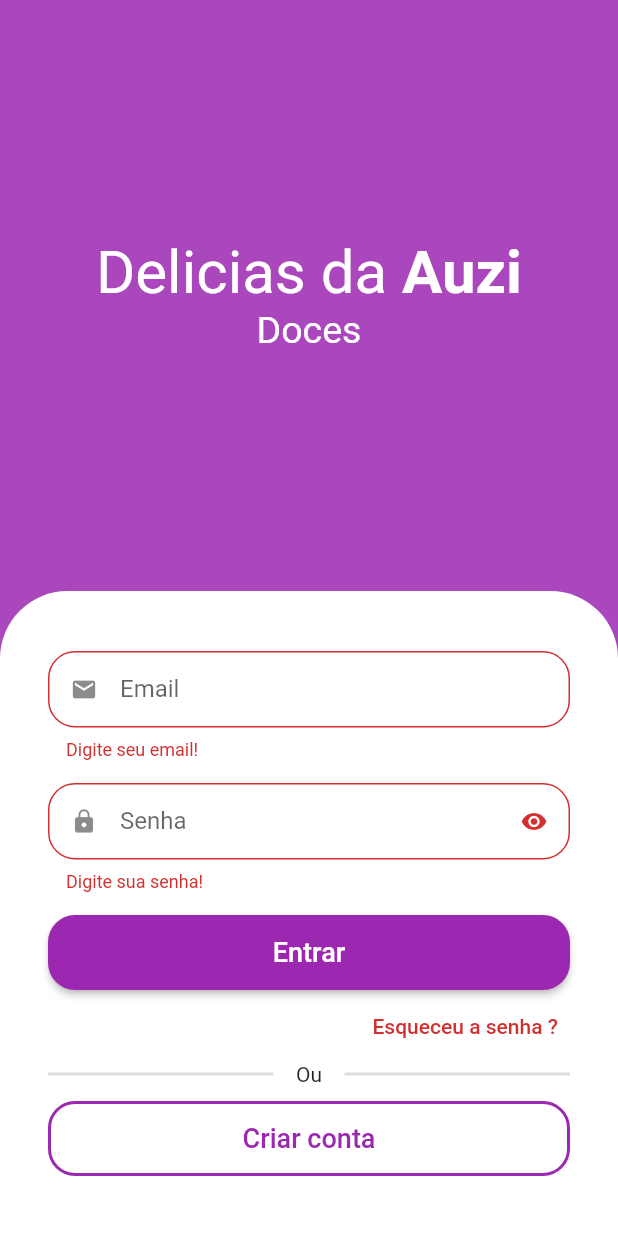
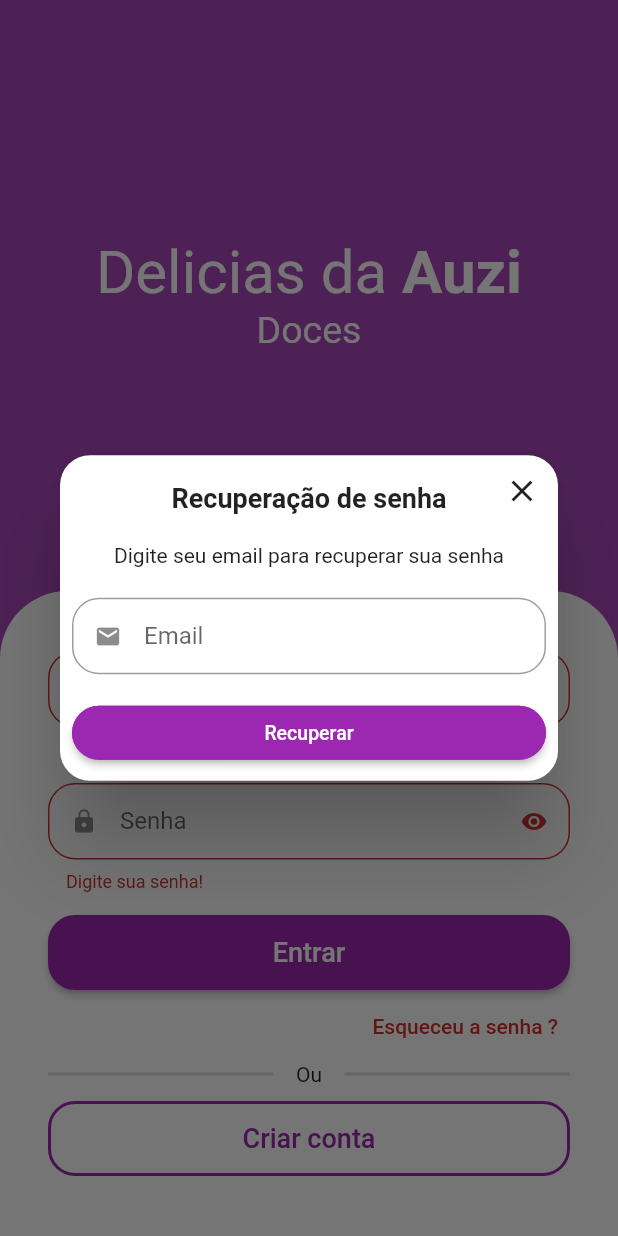
Before and after one commit to AntonioAzevedoDev/delicias_da_auzi, a Flutter app: the SignInScreen screen opened by its route, after a tap on "Entrar", after a tap on "Esqueceu a senha ?", on a phone screen of 412 x 824 dp. Run offline on Flutter 3.47's test engine with Material 2 defaults, Android fonts, the phone set to English and light mode, and no system bars; drawn by our look-alikes of animated_text_kit; our stand-ins replace badges, dio, flutter_secure_storage, fluttertoast, freezed_annotation, get and 3 more; missing offline and left inert: add_to_cart_animation; accounts and stored records are empty.

Commit message:
Create SignUp Method and Recover Password Method

```diff
--- a/lib/src/constants/endpoints.dart
+++ b/lib/src/constants/endpoints.dart
@@ -4,4 +4,5 @@ abstract class Endpoints {
   static const String signIn = '$baseUrl/login';
   static const String signUp = '$baseUrl/signup';
   static const String validateToken = '$baseUrl/validate-token';
+  static const String resetPassword = '$baseUrl/reset-password';
 }
--- a/lib/src/pages/auth/repository/auth_errors.dart
+++ b/lib/src/pages/auth/repository/auth_errors.dart
@@ -4,6 +4,12 @@ String authErrorsString(String? code){
       return 'Email e/ou senha inválidos';
     case 'Invalid session token':
       return 'Token inválido!';
+    case 'INVALID_FULLNAME':
+      return  'Ocorreu um erro ao cadastrar usuário: Nome inválido';
+    case 'INVALID_PHONE':
+      return  'Ocorreu um erro ao cadastrar usuário: Celular inválido';
+    case 'INVALID_CPF':
+      return  'Ocorreu um erro ao cadastrar usuário: CPF inválido';
     default:
       return 'Um erro indefinido ocorreu';
   }
--- /dev/null
+++ b/lib/src/pages/auth/view/components/forgot_password_dialog.dart
@@ -0,0 +1,89 @@
+import 'package:delicias_da_auzi/src/pages/auth/controller/auth_controller.dart';
+import 'package:delicias_da_auzi/src/pages/commom_widgets/custom_text_field.dart';
+import 'package:flutter/material.dart';
+import 'package:get/get.dart';
+
+import '../../../../services/validators.dart';
+
+class ForgotPasswordDialog extends StatelessWidget {
+  final _emailController = TextEditingController();
+  final authController = Get.find<AuthController>();
+  ForgotPasswordDialog({Key? key, required String email}) : super(key: key) {
+    _emailController.text = email;
+  }
+  final formFieldKey = GlobalKey<FormFieldState>();
+  @override
+  Widget build(BuildContext context) {
+    return Dialog(
+      shape: RoundedRectangleBorder(borderRadius: BorderRadius.circular(20)),
+      child: Stack(
+        alignment: Alignment.center,
+        //Conteudo
+        children: [
+          Padding(
+            padding: const EdgeInsets.all(8),
+            child: Column(
+              crossAxisAlignment: CrossAxisAlignment.stretch,
+              mainAxisSize: MainAxisSize.min,
+              children: [
+                //Título
+                const Padding(
+                    padding: EdgeInsets.symmetric(vertical: 10),
+                    child: Text(
+                      'Recuperação de senha',
+                      textAlign: TextAlign.center,
+                      style:
+                          TextStyle(fontWeight: FontWeight.bold, fontSize: 18),
+                    )),
+                //Descrição
+                const Padding(
+                  padding: EdgeInsets.only(top: 10, bottom: 20),
+                  child: Text(
+                    'Digite seu email para recuperar sua senha',
+                    textAlign: TextAlign.center,
+                    style: TextStyle(),
+                  ),
+                ),
+                //Campo de Email
+                CustomTextField(
+                  formFieldKey: formFieldKey,
+                  controller: _emailController,
+                  icon: Icons.email,
+                  label: 'Email',
+                  validator: emailValidator,
+                ),
+                //Confirmar
+                ElevatedButton(
+                  style: ElevatedButton.styleFrom(
+                      shape: RoundedRectangleBorder(
+                          borderRadius: BorderRadius.circular(20)),
+                      side: const BorderSide(width: 2, color: Colors.purple)),
+                  onPressed: () {
+                    if(formFieldKey.currentState!.validate()){
+                      authController.resetPassword(_emailController.text);
+                      Get.back(result: true);
+                    }
+                  },
+                  child: const Text(
+                    'Recuperar',
+                    style: TextStyle(fontSize: 13),
+                  ),
+                )
+              ],
+            ),
+          ),
+          Positioned(
+            top: 0,
+            right: 0,
+            child: IconButton(
+              onPressed: (){
+                Navigator.of(context).pop();
+              },
+              icon: const Icon(Icons.close),
+            ),
+          )
+        ],
+      ),
+    );
+  }
+}
--- a/lib/src/pages/auth/view/sign_in_screen.dart
+++ b/lib/src/pages/auth/view/sign_in_screen.dart
@@ -1,15 +1,16 @@
 import 'package:animated_text_kit/animated_text_kit.dart';
+import 'package:delicias_da_auzi/src/config/custom_colors.dart';
 import 'package:delicias_da_auzi/src/pages/auth/controller/auth_controller.dart';
-import 'package:delicias_da_auzi/src/pages/auth/view/sign_up_screen.dart';
 import 'package:delicias_da_auzi/src/pages/commom_widgets/app_name_widget.dart';
 import 'package:delicias_da_auzi/src/pages_routes/app_pages.dart';
+import 'package:delicias_da_auzi/src/services/utils_services.dart';
 import 'package:flutter/material.dart';
-import 'package:delicias_da_auzi/src/config/custom_colors.dart';
 import 'package:get/get.dart';
 import 'package:get/get_core/src/get_main.dart';
-import '../../base/base_screen.dart';
+
+import '../../../services/validators.dart';
 import '../../commom_widgets/custom_text_field.dart';
-import 'package:delicias_da_auzi/src/pages/auth/controller/auth_controller.dart';
+import 'components/forgot_password_dialog.dart';
 
 class SignInScreen extends StatelessWidget {
   SignInScreen({Key? key}) : super(key: key);
@@ -18,6 +19,7 @@ class SignInScreen extends StatelessWidget {
   //Controlador de campos
   final emailController = TextEditingController();
   final passwordController = TextEditingController();
+  final utilsServices = UtilsServices();
   @override
   Widget build(BuildContext context) {
     final size = MediaQuery.of(context).size;
@@ -31,7 +33,7 @@ class SignInScreen extends StatelessWidget {
             child: Column(
               children: [
                 Expanded(
-                child:  Column(
+                    child: Column(
                   mainAxisAlignment: MainAxisAlignment.center,
                   children: [
                     AppNameWidget(
@@ -57,92 +59,93 @@ class SignInScreen extends StatelessWidget {
                       ),
                     )
                   ],
-                )
-              ),
+                )),
                 //Formulario
                 Container(
-                padding: const EdgeInsets.symmetric(
-                  horizontal: 32,
-                  vertical: 40
-                ),
+                  padding:
+                      const EdgeInsets.symmetric(horizontal: 32, vertical: 40),
                   decoration: const BoxDecoration(
                       color: Colors.white,
-                  borderRadius: BorderRadius.vertical(
-                    top: Radius.circular(45)
-                  )
-                ),
+                      borderRadius:
+                          BorderRadius.vertical(top: Radius.circular(45))),
                   child: Form(
                     key: _formKey,
                     child: Column(
                         crossAxisAlignment: CrossAxisAlignment.stretch,
-                    children:  [
+                        children: [
                           //Email
                           CustomTextField(
                               controller: emailController,
                               icon: Icons.email,
                               label: 'Email',
                               isSecret: false,
-                          validator: (email){
-                            if(email == null || email.isEmpty) return 'Digite seu email!';
-                            if(!email.isEmail) return 'Digite um email válido!';
-
-                            return null;
-                          },
-                      ),
+                              validator: emailValidator),
                           //Senha
                           CustomTextField(
                             controller: passwordController,
                             icon: Icons.lock,
                             label: 'Senha',
                             isSecret: true,
-                        validator: (password){
-                          if(password == null || password.isEmpty) return 'Digite sua senha!';
-                          if(password.length < 7) return 'Digite uma senha com pelo menos 7 caracteres.';
-
-                        },
+                            validator: passwordValidator,
                           ),
 
                           SizedBox(
                             height: 50,
                             child: GetX<AuthController>(
-                          builder: (authController){
+                              builder: (authController) {
                                 return ElevatedButton(
                                     style: ElevatedButton.styleFrom(
                                         shape: RoundedRectangleBorder(
-                                        borderRadius: BorderRadius.circular(18)
-                                    )
-                                ),
-                                onPressed: authController.isLoading.value ? null : (){
+                                            borderRadius:
+                                                BorderRadius.circular(18))),
+                                    onPressed: authController.isLoading.value
+                                        ? null
+                                        : () {
                                             FocusScope.of(context).unfocus();
 
-                                  if(_formKey.currentState!.validate()){
-                                    String email = emailController.text;
-                                    String password = passwordController.text;
-                                    authController.signIn(email: email, password: password);
+                                            if (_formKey.currentState!
+                                                .validate()) {
+                                              String email =
+                                                  emailController.text;
+                                              String password =
+                                                  passwordController.text;
+                                              authController.signIn(
+                                                  email: email,
+                                                  password: password);
                                             }
-                                  else{
-                                    print('Campos não válidos');
-                                  }
-                                  // Get.offNamed(PagesRoutes.baseRoute);
                                           },
-                                child: authController.isLoading.value ?
-                                CircularProgressIndicator() :
-                                const Text('Entrar', style: TextStyle(
-                                    fontSize: 18
-                                ),)
-                            );
+                                    child: authController.isLoading.value
+                                        ? CircularProgressIndicator()
+                                        : const Text(
+                                            'Entrar',
+                                            style: TextStyle(fontSize: 18),
+                                          ));
                               },
                             ),
                           ),
                           Align(
                             alignment: Alignment.centerRight,
                             child: TextButton(
-                            onPressed: (){},
+                                onPressed: () async{
+                                  final bool? result = await showDialog(
+                                    context: context,
+                                    builder: (_) {
+                                      return ForgotPasswordDialog(
+                                        email: emailController.text,
+                                      );
+                                    },
+                                  );
+                                  if(result ?? false){
+                                    utilsServices.showToast(
+                                        message: 'Um link de recuperação foi enviado para seu email.'
+                                    );
+                                  }
+                                },
                                 child: Text(
                                   'Esqueceu a senha ?',
                                   style: TextStyle(
-                                color: CustomColors.customConstratColor
-                            ),)),
+                                      color: CustomColors.customConstratColor),
+                                )),
                           ),
                           Padding(
                             padding: const EdgeInsets.only(bottom: 10),
@@ -155,10 +158,8 @@ class SignInScreen extends StatelessWidget {
                                   ),
                                 ),
                                 const Padding(
-                              padding:  EdgeInsets.symmetric(horizontal: 15),
-                              child:  Text(
-                                  'Ou'
-                              ),
+                                  padding: EdgeInsets.symmetric(horizontal: 15),
+                                  child: Text('Ou'),
                                 ),
                                 Expanded(
                                   child: Divider(
@@ -174,31 +175,24 @@ class SignInScreen extends StatelessWidget {
                             child: OutlinedButton(
                                 style: OutlinedButton.styleFrom(
                                     shape: RoundedRectangleBorder(
-                              borderRadius: BorderRadius.circular(18)
-                            ),
+                                        borderRadius:
+                                            BorderRadius.circular(18)),
                                     side: const BorderSide(
-                              width: 2,
-                              color: Colors.purple
-                            )
-                          ),
-                            onPressed: (){
+                                        width: 2, color: Colors.purple)),
+                                onPressed: () {
                                   Get.toNamed(PagesRoutes.signUpRoute);
                                 },
                                 child: const Text(
                                   'Criar conta',
-                              style: TextStyle(
-                                fontSize: 18
-                              ),)),
+                                  style: TextStyle(fontSize: 18),
+                                )),
                           )
-
-                    ]
-                  ),
+                        ]),
                   ),
                 )
               ],
             ),
           ),
-      )
-    );
+        ));
   }
 }
--- a/lib/src/pages/commom_widgets/custom_text_field.dart
+++ b/lib/src/pages/commom_widgets/custom_text_field.dart
@@ -10,7 +10,11 @@ class CustomTextField extends StatefulWidget {
   final String? initialValue;
   final bool readOnly;
   final String? Function(String?)? validator;
+  final void Function(String?)? onSaved;
   final TextEditingController? controller;
+  final TextInputType? textInputType;
+  final GlobalKey<FormFieldState>? formFieldKey;
+
   CustomTextField(
       {Key? key,
       required this.icon,
@@ -20,7 +24,10 @@ class CustomTextField extends StatefulWidget {
       this.initialValue,
         this.readOnly = false,
         this.validator,
-        this.controller
+        this.controller,
+        this.textInputType,
+        this.onSaved,
+        this.formFieldKey
       })
       : super(key: key);
 
@@ -44,8 +51,11 @@ class _CustomTextFieldState extends State<CustomTextField> {
     return Padding(
       padding: const EdgeInsets.only(bottom: 15),
       child: TextFormField(
+        key: widget.formFieldKey,
+        keyboardType: widget.textInputType,
         controller: widget.controller,
         validator: widget.validator,
+        onSaved: widget.onSaved,
         readOnly: widget.readOnly,
         initialValue: widget.initialValue,
         inputFormatters: widget.inputFormatters,
--- /dev/null
+++ b/lib/src/services/validators.dart
@@ -0,0 +1,48 @@
+
+import 'package:get/get.dart';
+String? emailValidator(String? email){
+
+  if(email == null || email.isEmpty) return 'Digite seu email!';
+
+  if(!email.isEmail) return 'Digite um email válido!';
+
+  return null;
+}
+
+String? passwordValidator(String? password){
+
+  if(password == null || password.isEmpty) return 'Digite sua senha!';
+
+  if(password.length < 7) return 'Digite uma senha com pelo menos 7 caracteres.';
+
+  return null;
+}
+
+String? nameValidator(String? name){
+
+  if(name == null || name.isEmpty) return 'Digite um nome!';
+
+  final names = name.split(' ');
+
+  if(names.length == 1) return 'Digite seu nome completo!';
+
+  return null;
+}
+
+String? phoneValidator(String? phone){
+  if(phone == null || phone.isEmpty) return 'Digite um celular!';
+
+  if(phone.length < 16 || !phone.isPhoneNumber) {
+    return 'Digite um número válido!';
+  }
+
+  return null;
+}
+
+String? cpfValidator(String? cpf){
+  if(cpf == null || cpf.isEmpty) return 'Digite um CPF!';
+
+  if(!cpf.isCpf) return 'Digite um CPF válido';
+
+  return null;
+}
```
Also changed, not shown: lib/src/pages/auth/controller/auth_controller.dart (+32 -8 lines), lib/src/pages/auth/repository/auth_repository.dart (+36 -29 lines), lib/src/pages/auth/view/sign_up_screen.dart (+89 -23 lines), lib/src/pages/profile/profile_tab.dart (+31 -14 lines), 2 other files. Lines whose indentation alone changed are shown as unchanged.
